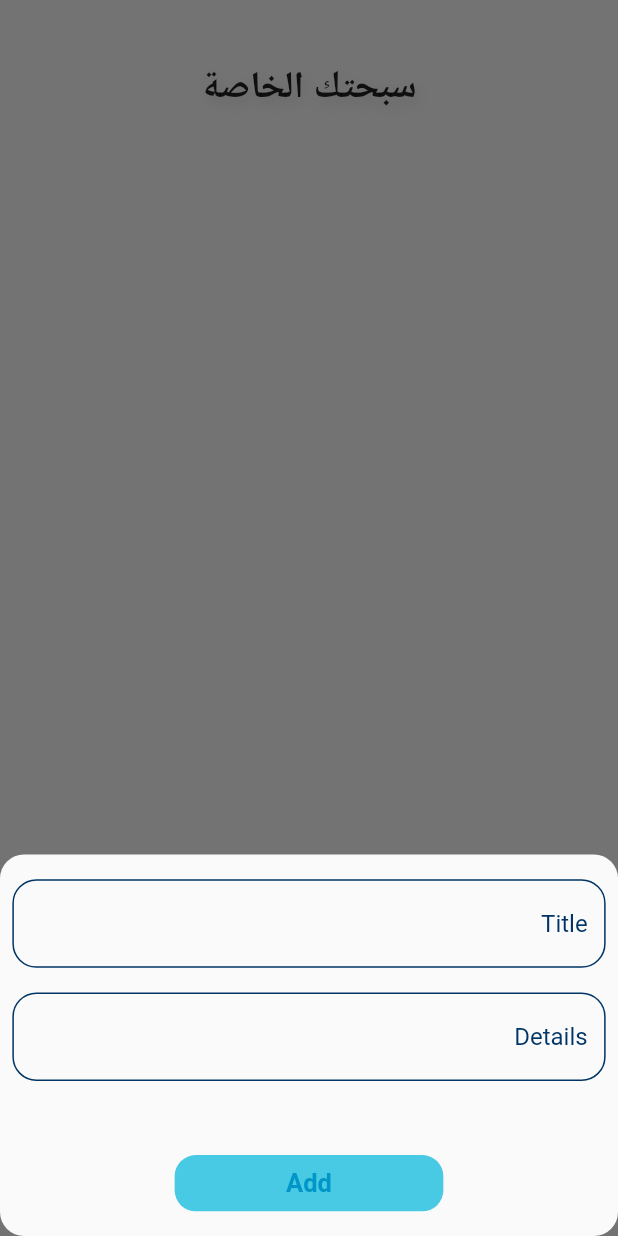
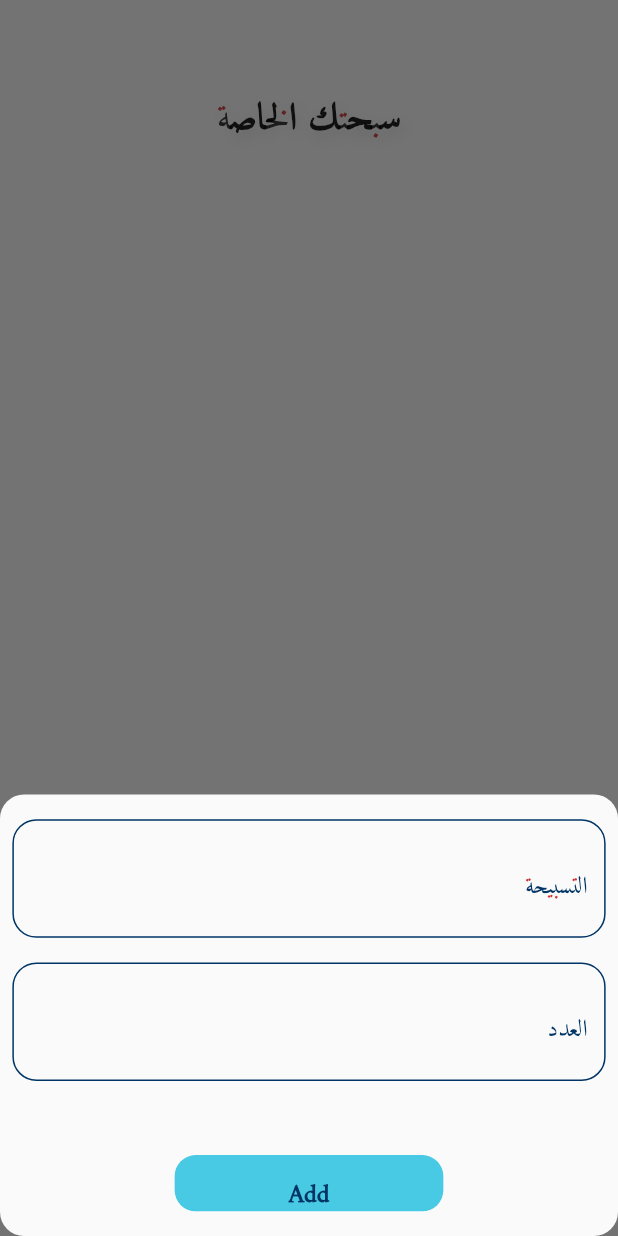
Before and after one commit to mostafaramadanhamed/azkar, a Flutter app: the Seb7aScreen screen opened directly, after a tap on the "add" icon, on a phone screen of 412 x 824 dp. Run offline on Flutter 3.47's test engine with Material 2 defaults, Android fonts, the phone set to English and light mode, and no system bars; our stand-ins replace flutter_bloc, hive, hive_flutter; accounts and stored records are empty.

Commit message:
finish app

```diff
--- a/lib/core/app_constant/app_strings.dart
+++ b/lib/core/app_constant/app_strings.dart
@@ -1,7 +1,16 @@
 class AppString{
   static const kBoxName='azkar_box';
+  static const azkar='التسبيحة';
+  static const azkarNum="العدد";
+  static const counter=" العدد الكلي";
+  static const dawra="الدورة";
+  static const delete="تم المسح بنجاح";
+  static const add=" تم الاضافة ينجاح";
   static const azkarMorning='أذكار الصباح';
   static const azkarNight='أذكار المساء';
   static const azkarDefault='أذكار متنوعة';
   static const azkark='سبحتك الخاصة';
+  static const azkarkUrl='assets/images/22631551_6668725.jpg';
+  static const azkarMorningUrl='assets/images/sunrise-dal-lake-kashmir-india.jpg';
+  static const azkarNightUrl='assets/images/moon-light-shine-through-window-into-islamic-mosque-interior.jpg';
 }
--- a/lib/main.dart
+++ b/lib/main.dart
@@ -27,6 +27,7 @@ class MyApp extends StatelessWidget {
       child: MaterialApp(
         debugShowCheckedModeBanner: false,
         theme: ThemeData(
+          fontFamily: 'AmiriQuran',
             floatingActionButtonTheme: FloatingActionButtonThemeData(
               backgroundColor: AppColor.kPrimaryColor,
             )
--- a/lib/presentation/widget/add_form.dart
+++ b/lib/presentation/widget/add_form.dart
@@ -1,6 +1,9 @@
+import 'package:azkar/core/app_constant/app_colors.dart';
+import 'package:azkar/core/app_constant/app_strings.dart';
 import 'package:azkar/data/models/azkar_model.dart';
 import 'package:azkar/presentation/controller/add_azkar/add_azkar_cubit.dart';
 import 'package:azkar/presentation/controller/add_azkar/add_azkar_states.dart';
+import 'package:azkar/presentation/widget/azkar_item.dart';
 import 'package:azkar/presentation/widget/button.dart';
 import 'package:azkar/presentation/widget/text_field.dart';
 import 'package:flutter/material.dart';
@@ -30,11 +33,11 @@ class _AddAzkarFormState extends State<AddAzkarForm> {
         children: [
           Padding(
             padding:  EdgeInsets.symmetric(vertical: MediaQuery.of(context).size.height/50),
-            child: CustomTextFiled( hint: 'Title',onSaved: (val){
+            child: CustomTextFiled( hint: AppString.azkar,onSaved: (val){
               title=val;
             },),
           ),
-          CustomTextFiled(hint: 'Details',keyboardType:TextInputType.number,onSaved: (val){
+          CustomTextFiled(hint: AppString.azkarNum,keyboardType:TextInputType.number,onSaved: (val){
             number=int.parse(val!);
           },),
           SizedBox(
@@ -55,6 +58,7 @@ class _AddAzkarFormState extends State<AddAzkarForm> {
                             num: number!,
                             );
                         BlocProvider.of<AddAzkarCubit>(context).addAzkar(azkarModel);
+                        ScaffoldMessenger.of(context).showSnackBar( buildSnackBar(text: AppString.add,color: AppColor.kPrimaryColor2),);
                       }
                       else{
                         autovalidateMode=AutovalidateMode.always;
--- a/lib/presentation/widget/azkar_item.dart
+++ b/lib/presentation/widget/azkar_item.dart
@@ -1,4 +1,5 @@
 import 'package:azkar/core/app_constant/app_colors.dart';
+import 'package:azkar/core/app_constant/app_strings.dart';
 import 'package:azkar/data/models/azkar_model.dart';
 import 'package:azkar/presentation/controller/azkar/azkar_cubit.dart';
 import 'package:azkar/presentation/screens/seb7a_counter.dart';
@@ -43,7 +44,7 @@ class AzkarItem extends StatelessWidget {
               ),
               trailing: IconButton(onPressed: (){
                 azkar.delete();
-                ScaffoldMessenger.of(context).showSnackBar( buildSnackBar(text: 'Note was deleted successfully',color: AppColor.kPrimaryColor2),);
+                ScaffoldMessenger.of(context).showSnackBar( buildSnackBar(text: AppString.delete,color: AppColor.kPrimaryColor2),);
                 BlocProvider.of<AzkarCubit>(context).fetchAllAzkar();
               },
                 icon:const Icon (
--- a/lib/presentation/widget/button.dart
+++ b/lib/presentation/widget/button.dart
@@ -20,7 +20,7 @@ class Button extends StatelessWidget {
           onTap:onTap,
           child:  isLoading ?const CircularProgressIndicator(color: Colors.black,):
           const Center(child:  Text('Add',style: TextStyle(
-              color: AppColor.kPrimaryColor1,
+              color: AppColor.kPrimaryColor,
               fontWeight: FontWeight.w600,
               fontSize: 17
           ),),)),);
--- a/lib/presentation/widget/item.dart
+++ b/lib/presentation/widget/item.dart
@@ -4,17 +4,19 @@ import 'package:flutter/material.dart';
 InkWell buildItem(BuildContext context,{
   void Function()? onTap,
   required String title,
+  required String url,
 }) {
   return InkWell(
     borderRadius: BorderRadius.circular( MediaQuery.of(context).size.width/12),
     highlightColor: AppColor.kPrimaryColor2,
     onTap: onTap,
     child: Card(
+
       clipBehavior: Clip.antiAliasWithSaveLayer,
       elevation: 7.9,
       shadowColor: AppColor.kPrimaryColor1,
       shape: RoundedRectangleBorder(
-          side:   BorderSide(color: AppColor.kPrimaryColor1),
+          side:  const BorderSide(color: AppColor.kPrimaryColor1),
           borderRadius: BorderRadius.circular(MediaQuery.of(context).size.width/12)
       ),
       color: AppColor.kPrimaryColor,
@@ -22,7 +24,7 @@ InkWell buildItem(BuildContext context,{
         children: [
           Expanded(
             flex: 1,
-            child: Image(image: NetworkImage('https://img.freepik.com/free-vector/hand-drawn-tasbih-illustration_23-2149265392.jpg?w=826&t=st=1677143647~exp=1677144247~hmac=f4c03ce6e56e9a6e4bc288a2beabac3fe13f1dbcd2213ab70bac78219cbdff57')),
+            child: Image(image: AssetImage(url),fit: BoxFit.cover,),
           ),
           SizedBox(width: MediaQuery.of(context).size.width/22,),
           Expanded(flex: 2,child:Text(title,style: Theme.of(context).textTheme.headline5!.copyWith(
```
Also changed, not shown: lib/presentation/screens/home_screen.dart (+7 -2 lines), lib/presentation/screens/seb7a_counter.dart (+86 -5 lines), pubspec.yaml (+6 -6 lines), assets/fonts/AmiriQuran-Regular.ttf (added), 7 other files.
